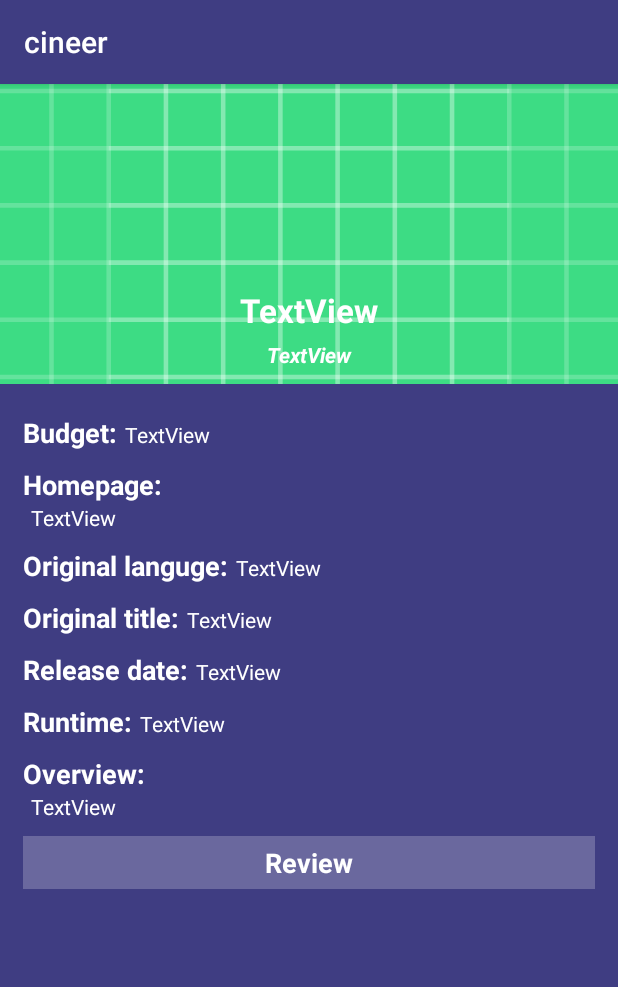
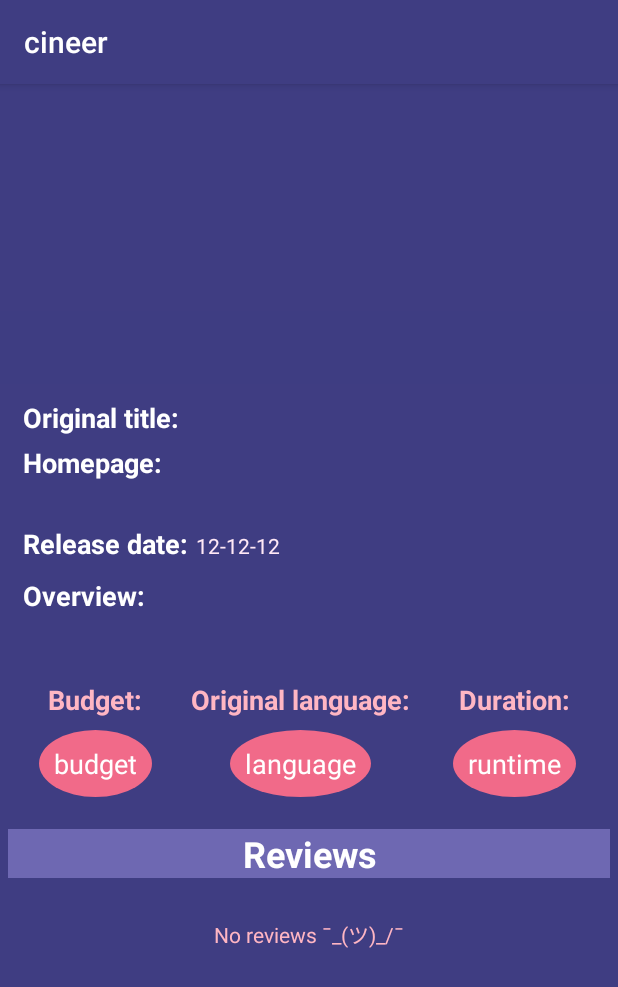
Before and after one commit to f3Llx/Cineer_app, an Android app: the Movies_info screen opened directly, with no data from a screen before it, on a phone screen of 412 x 824 dp. Shown: the top 987 px of the screen. Run offline under Robolectric (Android 15) with nearby library versions, the phone set to English and light mode, and no system bars; our stand-ins replace Picasso; pictures from the network do not load; 1 statement that could not run was skipped.

Commit message:
Quality of life improvements
fixed: layouts
added: various functionalities
changed_ reviews
and along etc... :+1:

```diff
--- a/cineer/app/build.gradle
+++ b/cineer/app/build.gradle
@@ -30,6 +30,7 @@ android {
 dependencies {
     implementation fileTree(dir: 'libs', include: ['*.jar'])
     compile 'com.makeramen:roundedimageview:2.3.0'
+    compile 'com.ms-square:expandableTextView:0.1.4'
     implementation 'androidx.appcompat:appcompat:1.1.0'
     implementation 'androidx.constraintlayout:constraintlayout:1.1.3'
     implementation 'com.google.android.gms:play-services-maps:17.0.0'
--- a/cineer/app/src/main/res/layout/activity_movies_info.xml
+++ b/cineer/app/src/main/res/layout/activity_movies_info.xml
@@ -23,35 +23,123 @@
             app:layout_constraintEnd_toEndOf="parent"
             app:layout_constraintStart_toStartOf="parent"
             app:layout_constraintTop_toTopOf="parent"
-            app:srcCompat="@drawable/ic_launcher_background" />
+            app:srcCompat="@color/colorPrimary" />
 
         <TextView
             android:id="@+id/tv_Title"
-            android:layout_width="wrap_content"
+            android:layout_width="0dp"
             android:layout_height="wrap_content"
-            android:layout_marginBottom="5dp"
-            android:text="TextView"
+            android:background="#AD3F3D82"
+            android:gravity="center"
             android:textColor="#FFFFFF"
             android:textSize="22sp"
             android:textStyle="bold"
             app:layout_constraintBottom_toTopOf="@+id/tv_Tagline"
             app:layout_constraintEnd_toEndOf="parent"
-            app:layout_constraintStart_toStartOf="parent" />
+            app:layout_constraintStart_toStartOf="parent"
+            tools:text="avatar" />
 
         <TextView
             android:id="@+id/tv_Tagline"
-            android:layout_width="wrap_content"
+            android:layout_width="0dp"
             android:layout_height="wrap_content"
-            android:layout_marginBottom="10dp"
-            android:text="TextView"
+            android:background="#AD3F3D82"
+            android:gravity="center"
             android:textColor="#FFFFFF"
             android:textSize="14sp"
             android:textStyle="bold|italic"
             app:layout_constraintBottom_toBottomOf="@+id/poster_details"
             app:layout_constraintEnd_toEndOf="parent"
-            app:layout_constraintStart_toStartOf="parent" />
+            app:layout_constraintStart_toStartOf="parent"
+            tools:text='"blablablabla"' />
+
+        <TextView
+            android:id="@+id/tv_Budget"
+            android:layout_width="wrap_content"
+            android:layout_height="wrap_content"
+            android:layout_marginStart="32dp"
+            android:text="Budget:"
+            android:textColor="@color/secondaryColor"
+            android:textSize="18sp"
+            android:textStyle="bold"
+            app:layout_constraintStart_toStartOf="parent"
+            app:layout_constraintTop_toTopOf="@+id/tv_original_language" />
+
+        <TextView
+            android:id="@+id/budget"
+            android:layout_width="wrap_content"
+            android:layout_height="wrap_content"
+            android:layout_marginTop="8dp"
+            android:background="@drawable/roundbutton"
+            android:padding="10dp"
+            android:text="budget"
+            android:textColor="#FFFFFF"
+            android:textSize="18sp"
+            app:layout_constraintEnd_toEndOf="@+id/tv_Budget"
+            app:layout_constraintStart_toStartOf="@+id/tv_Budget"
+            app:layout_constraintTop_toBottomOf="@+id/tv_Budget" />
+
+        <TextView
+            android:id="@+id/tv_original_language"
+            android:layout_width="wrap_content"
+            android:layout_height="wrap_content"
+            android:text="Original language:"
+            android:textColor="@color/secondaryColor"
+            android:textSize="18sp"
+            android:textStyle="bold"
+            app:layout_constraintEnd_toStartOf="@+id/tv_runtime"
+            app:layout_constraintStart_toEndOf="@+id/tv_Budget"
+            app:layout_constraintTop_toBottomOf="@+id/info" />
+
+        <TextView
+            android:id="@+id/no_reviews"
+            android:layout_width="wrap_content"
+            android:layout_height="wrap_content"
+            android:text="No reviews ¯\_(ツ)_/¯"
+            android:textColor="@color/secondaryColor"
+            app:layout_constraintBottom_toBottomOf="parent"
+            app:layout_constraintEnd_toEndOf="@+id/recyclerthing"
+            app:layout_constraintStart_toStartOf="parent"
+            app:layout_constraintTop_toTopOf="@+id/recyclerthing" />
 
         <LinearLayout
+            android:id="@+id/recyclerthing"
+            android:layout_width="match_parent"
+            android:layout_height="wrap_content"
+            android:layout_marginTop="16dp"
+            android:minHeight="150dp"
+            android:orientation="vertical"
+            android:paddingStart="5dp"
+            android:paddingTop="5dp"
+            android:paddingEnd="5dp"
+            android:paddingBottom="5dp"
+            app:layout_constraintEnd_toEndOf="parent"
+            app:layout_constraintStart_toStartOf="parent"
+            app:layout_constraintTop_toBottomOf="@+id/original_language">
+
+            <TextView
+                android:id="@+id/tv_Review"
+                android:layout_width="match_parent"
+                android:layout_height="wrap_content"
+                android:layout_gravity="center"
+                android:background="@color/primaryLightColor"
+                android:gravity="center"
+                android:text="Reviews"
+                android:textColor="#FFFFFF"
+                android:textSize="24sp"
+                android:textStyle="bold"
+                app:layout_constraintStart_toStartOf="parent"
+                tools:layout_editor_absoluteY="413dp" />
+
+            <androidx.recyclerview.widget.RecyclerView
+                android:id="@+id/rv_detalle"
+                android:layout_width="match_parent"
+                android:layout_height="wrap_content" />
+
+        </LinearLayout>
+
+        <LinearLayout
+            android:id="@+id/info"
             android:layout_width="match_parent"
             android:layout_height="0dp"
             android:orientation="vertical"
@@ -64,34 +152,33 @@
             app:layout_constraintTop_toBottomOf="@+id/poster_details">
 
             <LinearLayout
+                android:id="@+id/tittle"
                 android:layout_width="match_parent"
                 android:layout_height="wrap_content"
-                android:layout_marginBottom="10dp"
+                android:layout_marginBottom="5dp"
                 android:orientation="horizontal">
 
                 <TextView
-                    android:id="@+id/tv_Budget"
+                    android:id="@+id/tv_original_title"
                     android:layout_width="wrap_content"
                     android:layout_height="wrap_content"
-                    android:layout_marginTop="10dp"
-                    android:text="Budget:"
+                    android:text="Original title:"
                     android:textColor="#FFFFFF"
                     android:textSize="18sp"
                     android:textStyle="bold"
                     app:layout_constraintStart_toStartOf="parent"
-                    app:layout_constraintTop_toBottomOf="@+id/poster_details" />
+                    tools:layout_editor_absoluteY="297dp" />
 
                 <TextView
-                    android:id="@+id/budget"
+                    android:id="@+id/original_title"
                     android:layout_width="wrap_content"
                     android:layout_height="wrap_content"
                     android:layout_marginStart="5dp"
-                    android:layout_marginTop="10dp"
-                    android:text="TextView"
                     android:textColor="#FFFFFF"
-                    android:textSize="14sp"
-                    app:layout_constraintStart_toEndOf="@+id/tv_Budget"
-                    app:layout_constraintTop_toBottomOf="@+id/poster_details" />
+                    android:textSize="18sp"
+                    app:layout_constraintStart_toEndOf="@+id/tv_original_title"
+                    tools:layout_editor_absoluteY="297dp"
+                    tools:text="avatar" />
             </LinearLayout>
 
             <LinearLayout
@@ -116,69 +203,11 @@
                     android:layout_width="wrap_content"
                     android:layout_height="wrap_content"
                     android:layout_marginStart="5dp"
-                    android:text="TextView"
-                    android:textColor="#FFFFFF"
+                    android:textColor="@color/secondaryLightColor"
                     android:textSize="14sp"
                     app:layout_constraintStart_toEndOf="@+id/tv_homepage"
-                    tools:layout_editor_absoluteY="239dp" />
-            </LinearLayout>
-
-            <LinearLayout
-                android:layout_width="match_parent"
-                android:layout_height="wrap_content"
-                android:layout_marginBottom="10dp"
-                android:orientation="horizontal">
-
-                <TextView
-                    android:id="@+id/tv_original_language"
-                    android:layout_width="wrap_content"
-                    android:layout_height="wrap_content"
-                    android:text="Original languge:"
-                    android:textColor="#FFFFFF"
-                    android:textSize="18sp"
-                    android:textStyle="bold"
-                    app:layout_constraintStart_toStartOf="parent"
-                    tools:layout_editor_absoluteY="268dp" />
-
-                <TextView
-                    android:id="@+id/original_language"
-                    android:layout_width="wrap_content"
-                    android:layout_height="wrap_content"
-                    android:layout_marginStart="5dp"
-                    android:text="TextView"
-                    android:textColor="#FFFFFF"
-                    android:textSize="14sp"
-                    app:layout_constraintStart_toEndOf="@+id/tv_original_language"
-                    tools:layout_editor_absoluteY="268dp" />
-            </LinearLayout>
-
-            <LinearLayout
-                android:layout_width="match_parent"
-                android:layout_height="wrap_content"
-                android:layout_marginBottom="10dp"
-                android:orientation="horizontal">
-
-                <TextView
-                    android:id="@+id/tv_original_title"
-                    android:layout_width="wrap_content"
-                    android:layout_height="wrap_content"
-                    android:text="Original title:"
-                    android:textColor="#FFFFFF"
-                    android:textSize="18sp"
-                    android:textStyle="bold"
-                    app:layout_constraintStart_toStartOf="parent"
-                    tools:layout_editor_absoluteY="297dp" />
-
-                <TextView
-                    android:id="@+id/original_title"
-                    android:layout_width="wrap_content"
-                    android:layout_height="wrap_content"
-                    android:layout_marginStart="5dp"
-                    android:text="TextView"
-                    android:textColor="#FFFFFF"
-                    android:textSize="14sp"
-                    app:layout_constraintStart_toEndOf="@+id/tv_original_title"
-                    tools:layout_editor_absoluteY="297dp" />
+                    tools:layout_editor_absoluteY="239dp"
+                    tools:text="url https google example" />
             </LinearLayout>
 
             <LinearLayout
@@ -203,40 +232,11 @@
                     android:layout_width="wrap_content"
                     android:layout_height="wrap_content"
                     android:layout_marginStart="5dp"
-                    android:text="TextView"
-                    android:textColor="#FFFFFF"
+                    android:text="12-12-12"
+                    android:textColor="@color/secondaryLightColor"
                     android:textSize="14sp"
                     app:layout_constraintStart_toEndOf="@+id/tv_release_date"
                     tools:layout_editor_absoluteY="326dp" />
-            </LinearLayout>
-
-            <LinearLayout
-                android:layout_width="match_parent"
-                android:layout_height="wrap_content"
-                android:layout_marginBottom="10dp"
-                android:orientation="horizontal">
-
-                <TextView
-                    android:id="@+id/tv_runtime"
-                    android:layout_width="wrap_content"
-                    android:layout_height="wrap_content"
-                    android:text="Runtime:"
-                    android:textColor="#FFFFFF"
-                    android:textSize="18sp"
-                    android:textStyle="bold"
-                    app:layout_constraintStart_toStartOf="parent"
-                    tools:layout_editor_absoluteY="355dp" />
-
-                <TextView
-                    android:id="@+id/runtime"
-                    android:layout_width="wrap_content"
-                    android:layout_height="wrap_content"
-                    android:layout_marginStart="5dp"
-                    android:text="TextView"
-                    android:textColor="#FFFFFF"
-                    android:textSize="14sp"
-                    app:layout_constraintStart_toEndOf="@+id/tv_runtime"
-                    tools:layout_editor_absoluteY="355dp" />
             </LinearLayout>
 
             <LinearLayout
@@ -261,42 +261,54 @@
                     android:layout_width="wrap_content"
                     android:layout_height="wrap_content"
                     android:layout_marginStart="5dp"
-                    android:text="TextView"
-                    android:textColor="#FFFFFF"
+                    android:textColor="@color/secondaryLightColor"
                     android:textSize="14sp"
                     app:layout_constraintStart_toEndOf="@+id/tv_overview"
-                    tools:layout_editor_absoluteY="384dp" />
+                    tools:layout_editor_absoluteY="384dp"
+                    tools:text="blablablablabalablab" />
             </LinearLayout>
 
-            <LinearLayout
-                android:layout_width="match_parent"
-                android:layout_height="wrap_content"
-                android:background="#39FFFFFF"
-                android:orientation="vertical"
-                android:paddingStart="5dp"
-                android:paddingTop="5dp"
-                android:paddingEnd="5dp"
-                android:paddingBottom="5dp">
+        </LinearLayout>
 
-                <TextView
-                    android:id="@+id/tv_Review"
-                    android:layout_width="wrap_content"
-                    android:layout_height="wrap_content"
-                    android:layout_gravity="center"
-                    android:text="Review"
-                    android:textColor="#FFFFFF"
-                    android:textSize="18sp"
-                    android:textStyle="bold"
-                    app:layout_constraintStart_toStartOf="parent"
-                    tools:layout_editor_absoluteY="413dp" />
+        <TextView
+            android:id="@+id/original_language"
+            android:layout_width="wrap_content"
+            android:layout_height="wrap_content"
+            android:layout_marginTop="8dp"
+            android:background="@drawable/roundbutton"
+            android:padding="10dp"
+            android:text="language"
+            android:textColor="#FFFFFF"
+            android:textSize="18sp"
+            app:layout_constraintEnd_toEndOf="@+id/tv_original_language"
+            app:layout_constraintStart_toStartOf="@+id/tv_original_language"
+            app:layout_constraintTop_toBottomOf="@+id/tv_original_language" />
 
-                <androidx.recyclerview.widget.RecyclerView
-                    android:id="@+id/rv_detalle"
-                    android:layout_width="match_parent"
-                    android:layout_height="wrap_content" />
+        <TextView
+            android:id="@+id/tv_runtime"
+            android:layout_width="wrap_content"
+            android:layout_height="wrap_content"
+            android:layout_marginEnd="32dp"
+            android:text="Duration:"
+            android:textColor="@color/secondaryColor"
+            android:textSize="18sp"
+            android:textStyle="bold"
+            app:layout_constraintEnd_toEndOf="parent"
+            app:layout_constraintTop_toBottomOf="@+id/info" />
 
-            </LinearLayout>
-        </LinearLayout>
+        <TextView
+            android:id="@+id/runtime"
+            android:layout_width="wrap_content"
+            android:layout_height="wrap_content"
+            android:layout_marginTop="8dp"
+            android:background="@drawable/roundbutton"
+            android:padding="10dp"
+            android:text="runtime"
+            android:textColor="#FFFFFF"
+            android:textSize="18sp"
+            app:layout_constraintEnd_toEndOf="@+id/tv_runtime"
+            app:layout_constraintStart_toStartOf="@+id/tv_runtime"
+            app:layout_constraintTop_toBottomOf="@+id/tv_runtime" />
 
     </androidx.constraintlayout.widget.ConstraintLayout>
 </ScrollView>
```
Also changed, not shown: cineer/app/src/main/java/com/example/cineer/Movies_info/Adapter_Detalle.java (+17 -6 lines), cineer/app/src/main/java/com/example/cineer/Movies_info/Movies_info.java (+41 -19 lines), cineer/app/src/main/res/layout/fragment_search_bar.xml (+12 -0 lines), cineer/app/src/main/res/layout/review_item.xml (+62 -30 lines), cineer/app/src/main/res/drawable/web.png (added).
